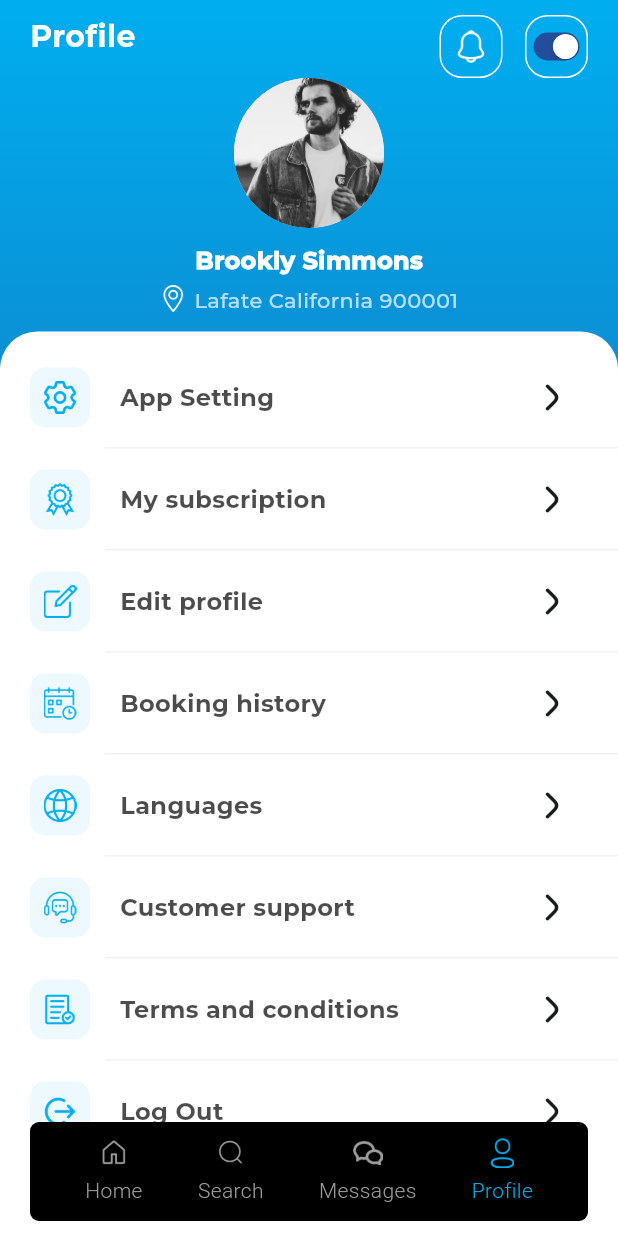
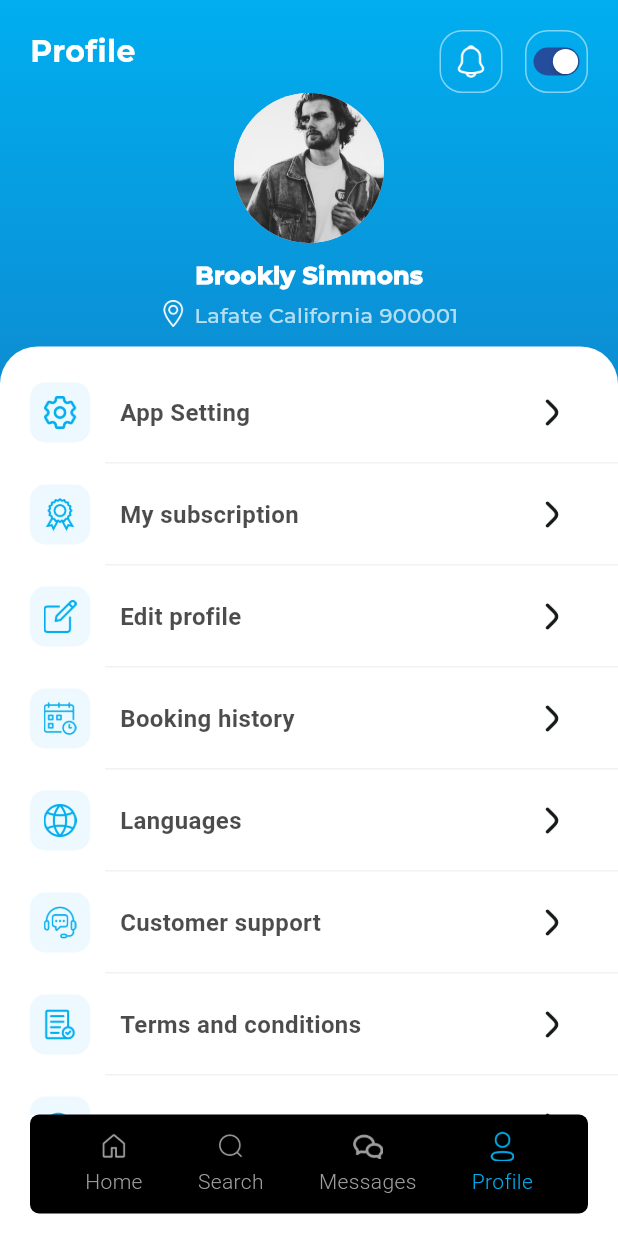
Before and after one commit to Fawadali521/Notary_Ping, a Flutter app: the screen it shows after launch, on a phone screen of 412 x 824 dp. Run offline on Flutter 3.47's test engine with Material 2 defaults, Android fonts, the light colour scheme and no system bars; drawn by our look-alikes of delayed_display; our stand-ins replace expandable_page_view, flutter_staggered_animations, get, page_transition, pinput; Roboto replaces fonts that are missing (Montserrat-Regular); project files that could hold a hidden picture were left out.

Commit message:
initiated by Admin

```diff
--- a/lib/src/modules/dashboard/DashboardScreen.dart
+++ b/lib/src/modules/dashboard/DashboardScreen.dart
@@ -59,7 +59,7 @@ class _DashboardState extends State<Dashboard> {
         ],
       ),
       bottomNavigationBar: Padding(
-        padding: const EdgeInsets.only(bottom: 10, right: 20, left: 20),
+        padding: const EdgeInsets.only(bottom: 15, right: 20, left: 20),
         child: Container(
           height: 66,
           decoration: BoxDecoration(
@@ -87,6 +87,7 @@ class _DashboardState extends State<Dashboard> {
         pageController?.jumpToPage(index);
         setState(() {});
       },
+      child: SizedBox(
         child: Padding(
           padding: const EdgeInsets.only(top: 5, bottom: 5),
           child: Column(
@@ -95,10 +96,11 @@ class _DashboardState extends State<Dashboard> {
               ImageIcon(
                 AssetImage(iconPath),
                 size: 20,
-              color: currentIndex == index ? Palette.primaryColor : Colors.grey,
+                color:
+                    currentIndex == index ? Palette.primaryColor : Colors.grey,
               ),
               Padding(
-              padding: const EdgeInsets.only(top: 5),
+                padding: const EdgeInsets.only(top: 3.5),
                 child: Text(
                   label,
                   style: TextStyles.bottomBarText.copyWith(
@@ -110,6 +112,7 @@ class _DashboardState extends State<Dashboard> {
             ],
           ),
         ),
+      ),
     );
   }
 }
--- a/lib/src/modules/dashboard/profile/Profile.dart
+++ b/lib/src/modules/dashboard/profile/Profile.dart
@@ -32,6 +32,7 @@ class _ProfileState extends State<Profile> with TickerProviderStateMixin {
     super.initState();
     loadingImageScale();
   }
+
   loadingImageScale() {
     _controller = AnimationController(
       duration: const Duration(milliseconds: 1500),
@@ -72,6 +73,7 @@ class _ProfileState extends State<Profile> with TickerProviderStateMixin {
         child: ListView(
           physics: const NeverScrollableScrollPhysics(),
           shrinkWrap: true,
+          padding: const EdgeInsets.only(top: 20),
           children: [
             const SafeArea(child: SizedBox()),
             //Upper row
@@ -79,7 +81,6 @@ class _ProfileState extends State<Profile> with TickerProviderStateMixin {
               padding: const EdgeInsets.only(
                 left: 20,
                 right: 20,
-                top: 10,
               ),
               child: Row(
                 mainAxisAlignment: MainAxisAlignment.spaceBetween,
@@ -112,18 +113,13 @@ class _ProfileState extends State<Profile> with TickerProviderStateMixin {
 
                             // Call this function when the container is tapped
                           },
-                          child: AnimatedBuilder(
-                            animation: _controller,
-                            builder: (context, child) {
-                              return ScaleTransition(
-                                scale: _scaleAnimation,
                           child: Container(
                             height: 42,
                             width: 42,
                             decoration: BoxDecoration(
                               borderRadius: BorderStyles.norm2,
                               border: Border.all(
-                                      color: Colors.white,
+                                color: Colors.white.withOpacity(0.5),
                                 width: 1,
                               ),
                               color: Colors.transparent,
@@ -137,9 +133,6 @@ class _ProfileState extends State<Profile> with TickerProviderStateMixin {
                                 color: Colors.white,
                               ),
                             ),
-                                ),
-                              );
-                            },
                           ),
                         ),
                       ),
@@ -157,7 +150,7 @@ class _ProfileState extends State<Profile> with TickerProviderStateMixin {
                               decoration: BoxDecoration(
                                 borderRadius: BorderRadius.circular(15),
                                 border: Border.all(
-                                  color: Colors.white,
+                                  color: Colors.white.withOpacity(0.5),
                                   width: 1,
                                 ),
                                 color: Palette.primaryColor.withOpacity(0.05),
@@ -167,13 +160,15 @@ class _ProfileState extends State<Profile> with TickerProviderStateMixin {
                                   clipBehavior: Clip.none,
                                   children: [
                                     Padding(
-                                      padding: const EdgeInsets.all(12.0),
+                                      padding: const EdgeInsets.symmetric(
+                                          horizontal: 10, vertical: 15),
                                       child: Transform.scale(
                                         scale:
                                             0.6, // Adjust the scale factor as needed (0.8 scales it down to 80% of its original size)
 
                                         child: CupertinoSwitch(
                                           activeColor: Palette.secondaryColor,
+                                          trackColor: Colors.grey[300],
                                           value: switchValue,
                                           onChanged: (newValue) {
                                             setState(() {
@@ -209,7 +204,8 @@ class _ProfileState extends State<Profile> with TickerProviderStateMixin {
                           scale: _scaleAnimation,
                           child: const CircleAvatar(
                             radius: 50, // Adjust the radius as needed
-                            backgroundImage: AssetImage('assets/images/profileImage.png'), // Replace with your image
+                            backgroundImage: AssetImage(
+                                'assets/images/profileImage.png'), // Replace with your image
                           ),
                         ),
                       ),
@@ -257,9 +253,13 @@ class _ProfileState extends State<Profile> with TickerProviderStateMixin {
                 ),
               ),
               child: Padding(
-                padding: const EdgeInsets.only(top: 20, bottom: 20),
+                padding: const EdgeInsets.only(top: 20, bottom: 100),
+                child: MediaQuery.removePadding(
+                  context: context,
+                  removeTop: true,
                   child: ListView(
                     shrinkWrap: true,
+                    physics: const NeverScrollableScrollPhysics(),
                     //padding: EdgeInsets.only(top: 20, bottom: 100),
                     children: [
                       DelayedDisplay(
@@ -290,7 +290,8 @@ class _ProfileState extends State<Profile> with TickerProviderStateMixin {
                         slidingBeginOffset: const Offset(-1.0, 0.0),
                         slidingCurve: Curves.ease,
                         child: const ProfileItem(
-                          icon: "assets/icon/edit.png", title: "Edit profile"),
+                            icon: "assets/icon/edit.png",
+                            title: "Edit profile"),
                       ),
                       DelayedDisplay(
                         delay: upRowDelay + const Duration(milliseconds: 300),
@@ -351,6 +352,7 @@ class _ProfileState extends State<Profile> with TickerProviderStateMixin {
                   ),
                 ),
               ),
+            ),
           ],
         ),
       ),
@@ -400,7 +402,11 @@ class ProfileItem extends StatelessWidget {
               const Spacer(),
               IconButton(
                 onPressed: onTap,
-                icon:   Image.asset('assets/icon/right-arrow.png', height: 18,width: 18,),
+                icon: Image.asset(
+                  'assets/icon/right-arrow.png',
+                  height: 18,
+                  width: 18,
+                ),
               )
             ],
           ),
--- a/lib/styles.dart
+++ b/lib/styles.dart
@@ -43,10 +43,10 @@ class TextStyles {
       color: Colors.grey,
       fontFamily: 'Montserrat-Regular');
   TextStyle profileTileText = TextStyle(
-      fontWeight: FontWeight.w600,
+      fontWeight: FontWeight.bold,
       fontSize: 16,
       color: Colors.black.withOpacity(0.7),
-      fontFamily: 'Montserrat-Bold');
+      fontFamily: 'Montserrat-Regular');
   static const buttonTextBlack = TextStyle(
       fontWeight: FontWeight.w600,
       fontSize: 14,
```
Lines whose indentation alone changed are shown as unchanged.
